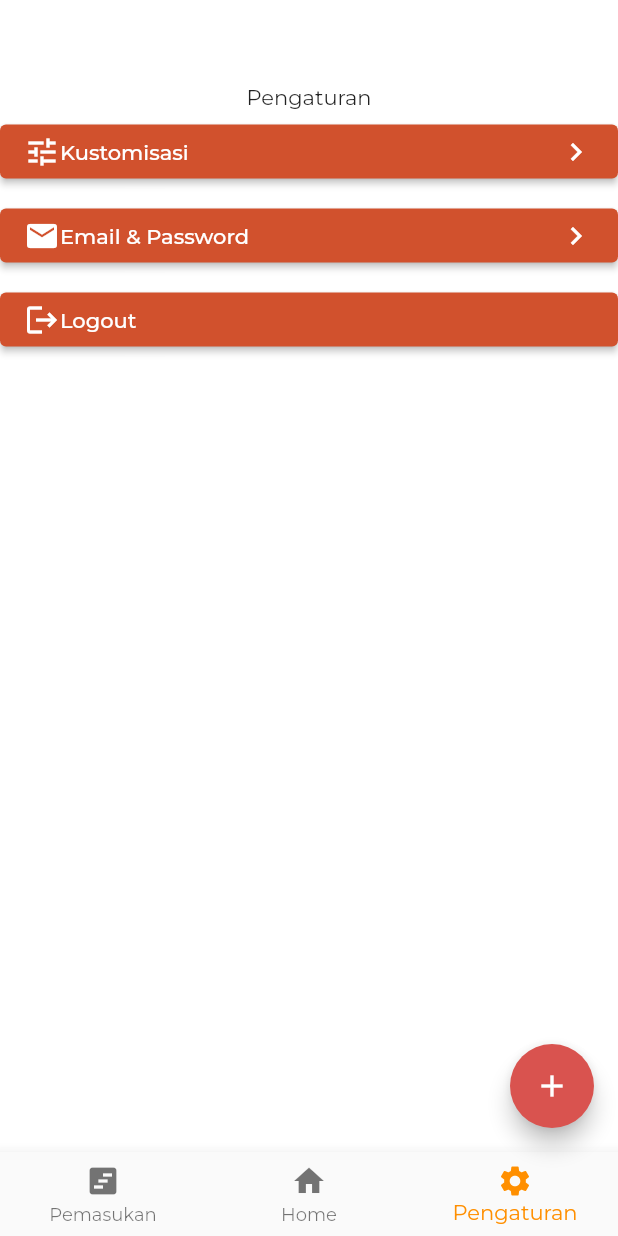
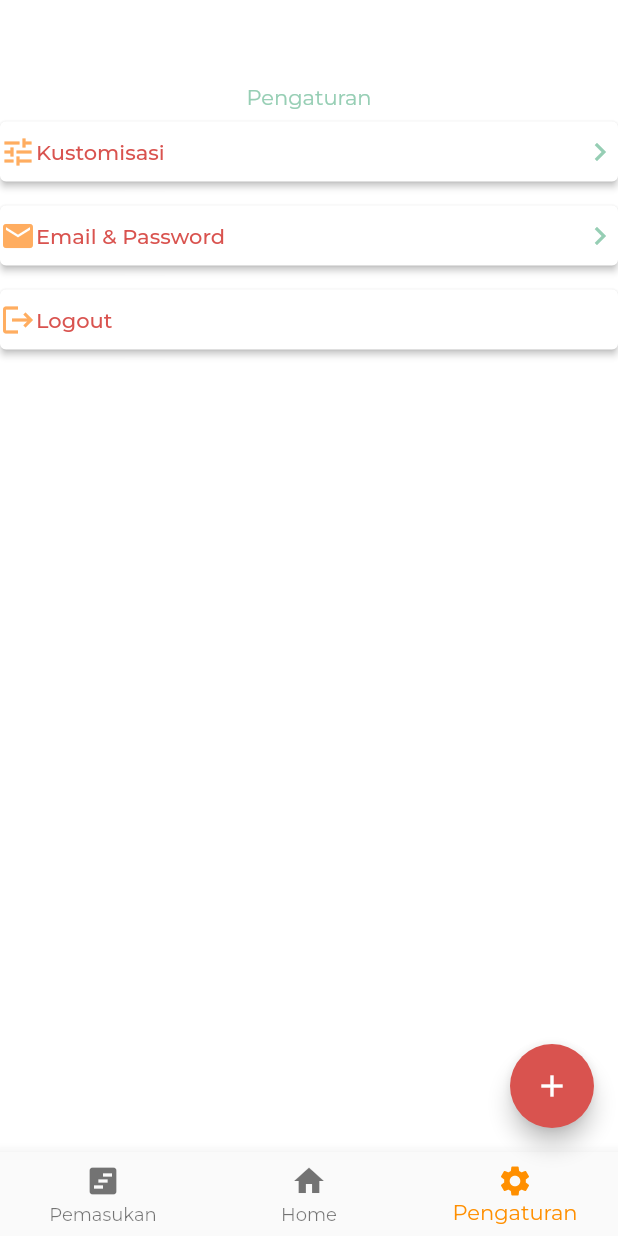
Before and after one commit to qonythazu/tugas-ippl, a Flutter app: the Home screen opened directly, item 3 of the bottom bar chosen, on a phone screen of 412 x 824 dp. Run offline on Flutter 3.47's test engine with Material 2 defaults, Android fonts, the phone set to English and light mode, and no system bars; project files that could hold a hidden picture were left out.

Commit message:
Styling pengaturan page part 1

```diff
--- a/lib/home.dart
+++ b/lib/home.dart
@@ -178,18 +178,23 @@ class PengaturanScreen extends StatelessWidget {
           children: [
             Text(
               "Pengaturan",
-
+              style: TextStyle(color: Color(0xff96CEB4)),
             ),
             Container(
               margin: EdgeInsets.symmetric(vertical: 4.0),
               child: ElevatedButton(
                 onPressed: () {},
+                style: ElevatedButton.styleFrom(
+                  backgroundColor: Colors.white,
+                  padding: EdgeInsets.symmetric(vertical: 8.0)
+
+                ),
                 child: Row(
                   children: [
-                    const Icon(Icons.tune),
-                    const Text("Kustomisasi"),
+                    const Icon(Icons.tune, color: Color(0xffFFAD60),),
+                    const Text("Kustomisasi", style: TextStyle(color: Color(0xffD9534F))),
                     Spacer(),
-                    const Icon(Icons.chevron_right)
+                    const Icon(Icons.chevron_right, color: Color(0xff96CEB4),)
                   ],
                 )
               ),
@@ -198,12 +203,17 @@ class PengaturanScreen extends StatelessWidget {
               margin: EdgeInsets.symmetric(vertical: 4.0),
               child: ElevatedButton(
                 onPressed: () {},
+                style: ElevatedButton.styleFrom(
+                  backgroundColor: Colors.white,
+                  padding: EdgeInsets.symmetric(vertical: 8.0)
+
+                ),
                 child: Row(
                   children: [
-                    const Icon(Icons.mail),
-                    const Text("Email & Password"),
+                    const Icon(Icons.mail, color: Color(0xffFFAD60),),
+                    const Text("Email & Password", style: TextStyle(color: Color(0xffD9534F)),),
                     Spacer(),
-                    const Icon(Icons.chevron_right)
+                    const Icon(Icons.chevron_right, color: Color(0xff96CEB4),)
                   ],
                 )
               ),
@@ -212,10 +222,15 @@ class PengaturanScreen extends StatelessWidget {
               margin: EdgeInsets.symmetric(vertical: 4.0),
               child: ElevatedButton(
                 onPressed: () {},
+                style: ElevatedButton.styleFrom(
+                  backgroundColor: Colors.white,
+                  padding: EdgeInsets.symmetric(vertical: 8.0)
+
+                ),
                 child: Row(
                   children: [
-                    const Icon(Icons.logout),
-                    const Text("Logout"),
+                    const Icon(Icons.logout, color: Color(0xffFFAD60),),
+                    const Text("Logout", style: TextStyle(color: Color(0xffD9534F))),
                   ],
                 )
               ),
```
